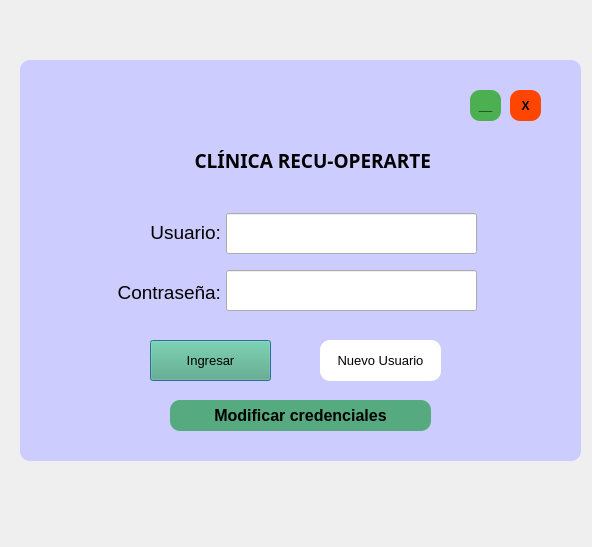
Above: login.ui from Michael10Crack/Proyecto before the change. Below: the same form after it.
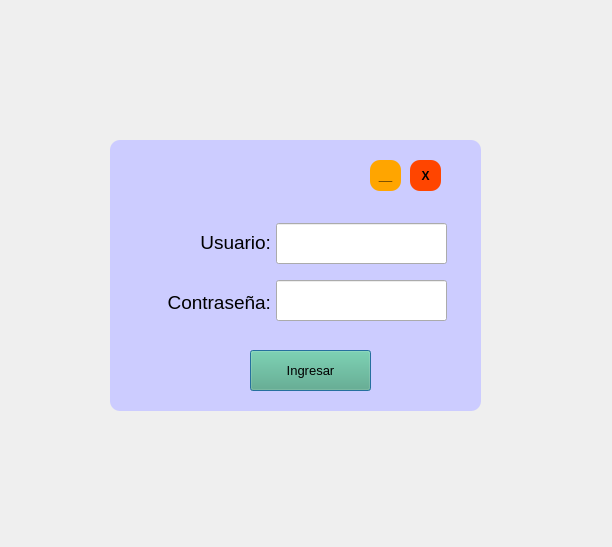
That is the form after the change.

```diff
--- a/login.ui
+++ b/login.ui
@@ -6,7 +6,7 @@
    <rect>
     <x>0</x>
     <y>0</y>
-    <width>592</width>
+    <width>612</width>
     <height>547</height>
    </rect>
   </property>
@@ -16,10 +16,10 @@
   <widget class="QFrame" name="frame">
    <property name="geometry">
     <rect>
-     <x>20</x>
-     <y>60</y>
-     <width>561</width>
-     <height>401</height>
+     <x>110</x>
+     <y>140</y>
+     <width>371</width>
+     <height>271</height>
     </rect>
    </property>
    <property name="styleSheet">
@@ -38,8 +38,8 @@
    <widget class="QPushButton" name="ingresar">
     <property name="geometry">
      <rect>
-      <x>130</x>
-      <y>280</y>
+      <x>140</x>
+      <y>210</y>
       <width>121</width>
       <height>41</height>
      </rect>
@@ -50,7 +50,8 @@
      </font>
     </property>
     <property name="styleSheet">
-     <string notr="true">background-color: rgb(85, 170, 127);</string>
+     <string notr="true">background-color: rgb(255, 170, 127);
+background-color: rgb(85, 170, 127);</string>
     </property>
     <property name="text">
      <string>Ingresar</string>
@@ -59,8 +60,8 @@
    <widget class="QLabel" name="label">
     <property name="geometry">
      <rect>
-      <x>110</x>
-      <y>160</y>
+      <x>70</x>
+      <y>90</y>
       <width>91</width>
       <height>24</height>
      </rect>
@@ -86,8 +87,8 @@
    <widget class="QLabel" name="label_2">
     <property name="geometry">
      <rect>
-      <x>70</x>
-      <y>220</y>
+      <x>30</x>
+      <y>150</y>
       <width>131</width>
       <height>24</height>
      </rect>
@@ -110,40 +111,40 @@
    <widget class="QLineEdit" name="username">
     <property name="geometry">
      <rect>
-      <x>206</x>
-      <y>153</y>
-      <width>251</width>
+      <x>166</x>
+      <y>83</y>
+      <width>171</width>
       <height>41</height>
      </rect>
     </property>
     <property name="font">
      <font>
       <family>Dubai Medium</family>
-      <pointsize>12</pointsize>
+      <pointsize>14</pointsize>
      </font>
     </property>
    </widget>
    <widget class="QLineEdit" name="password">
     <property name="geometry">
      <rect>
-      <x>206</x>
-      <y>210</y>
-      <width>251</width>
+      <x>166</x>
+      <y>140</y>
+      <width>171</width>
       <height>41</height>
      </rect>
     </property>
     <property name="font">
      <font>
       <family>Dubai Medium</family>
-      <pointsize>12</pointsize>
+      <pointsize>14</pointsize>
      </font>
     </property>
    </widget>
    <widget class="QPushButton" name="minimizar">
     <property name="geometry">
      <rect>
-      <x>450</x>
-      <y>30</y>
+      <x>260</x>
+      <y>20</y>
       <width>31</width>
       <height>31</height>
      </rect>
@@ -159,7 +160,7 @@
     </property>
     <property name="styleSheet">
      <string notr="true">QPushButton {
-        background-color: #4CAF50;
+        background-color: orange;
         border: none;
         border-radius: 10px;;
     }</string>
@@ -174,8 +175,8 @@
    <widget class="QPushButton" name="exit">
     <property name="geometry">
      <rect>
-      <x>490</x>
-      <y>30</y>
+      <x>300</x>
+      <y>20</y>
       <width>31</width>
       <height>31</height>
      </rect>
@@ -203,96 +204,6 @@
      <bool>false</bool>
     </property>
    </widget>
-   <widget class="QPushButton" name="nuevo">
-    <property name="geometry">
-     <rect>
-      <x>300</x>
-      <y>280</y>
-      <width>121</width>
-      <height>41</height>
-     </rect>
-    </property>
-    <property name="font">
-     <font>
-      <pointsize>10</pointsize>
-     </font>
-    </property>
-    <property name="styleSheet">
-     <string notr="true">QPushButton {
-	background-color: white; /* Color de fondo modificado al pasar el ratón */
-    border-radius: 10px; /* Bordes redondeados */
-}
-
-QPushButton:hover {
-    background-color: #FFC0CB; /* Color de fondo modificado al pasar el ratón */
-}</string>
-    </property>
-    <property name="text">
-     <string>Nuevo Usuario</string>
-    </property>
-   </widget>
-   <widget class="QLabel" name="label_3">
-    <property name="geometry">
-     <rect>
-      <x>140</x>
-      <y>90</y>
-      <width>271</width>
-      <height>21</height>
-     </rect>
-    </property>
-    <property name="font">
-     <font>
-      <family>Yu Gothic UI Semibold</family>
-      <pointsize>14</pointsize>
-      <weight>75</weight>
-      <bold>true</bold>
-     </font>
-    </property>
-    <property name="layoutDirection">
-     <enum>Qt::RightToLeft</enum>
-    </property>
-    <property name="text">
-     <string>CLÍNICA RECU-OPERARTE</string>
-    </property>
-    <property name="scaledContents">
-     <bool>true</bool>
-    </property>
-    <property name="alignment">
-     <set>Qt::AlignRight|Qt::AlignTrailing|Qt::AlignVCenter</set>
-    </property>
-   </widget>
-   <widget class="QPushButton" name="editar">
-    <property name="geometry">
-     <rect>
-      <x>150</x>
-      <y>340</y>
-      <width>261</width>
-      <height>31</height>
-     </rect>
-    </property>
-    <property name="font">
-     <font>
-      <pointsize>12</pointsize>
-      <weight>75</weight>
-      <bold>true</bold>
-      <underline>false</underline>
-      <strikeout>false</strikeout>
-     </font>
-    </property>
-    <property name="styleSheet">
-     <string notr="true">QPushButton {
-		background-color: rgb(85, 170, 127);
-        border: none;
-        border-radius: 10px;;
-    }</string>
-    </property>
-    <property name="text">
-     <string>Modificar credenciales</string>
-    </property>
-    <property name="autoExclusive">
-     <bool>false</bool>
-    </property>
-   </widget>
   </widget>
  </widget>
  <resources/>
```
